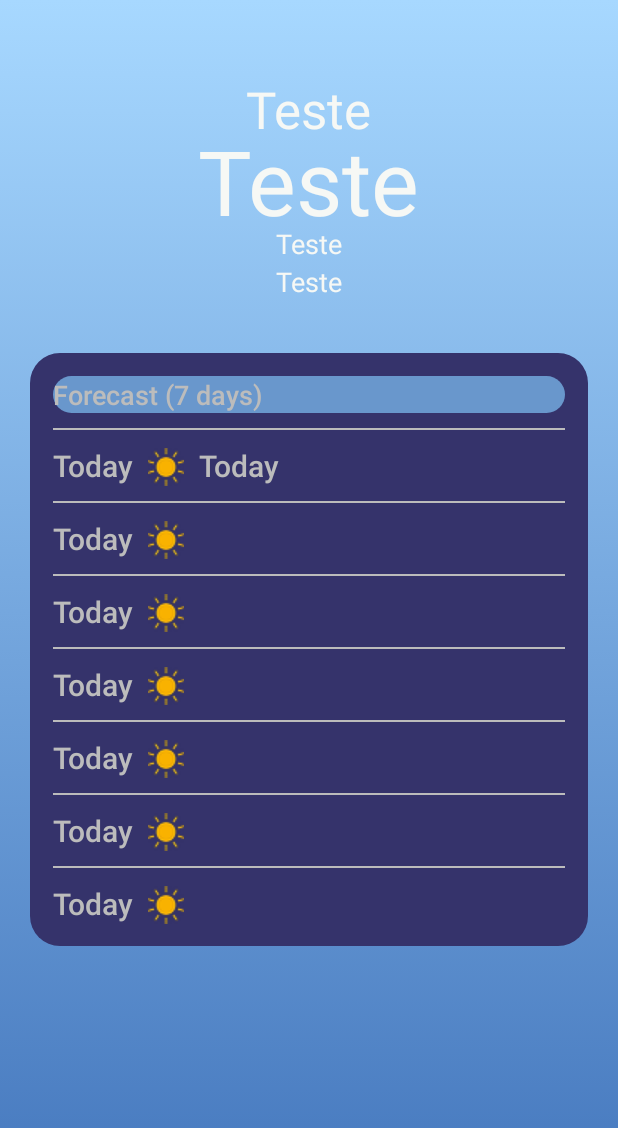
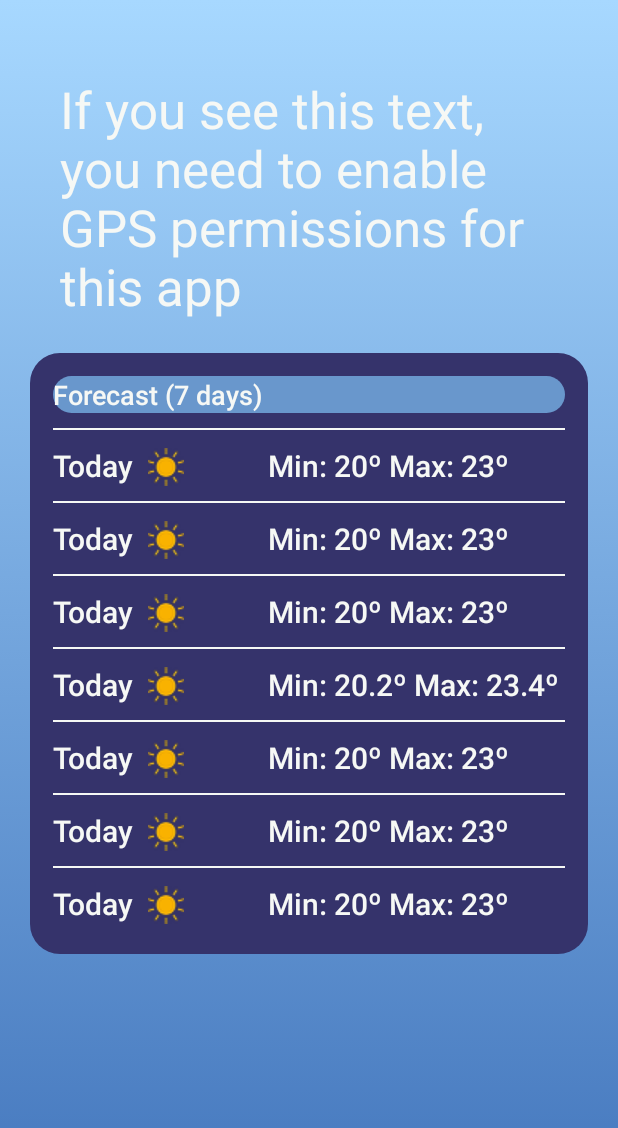
Before and after one commit to aluno23032/WeatherApp, an Android app: the screen it shows after launch (MainActivity), on a phone screen of 412 x 824 dp. Shown: the top 1128 px of the screen. Run offline under Robolectric (Android 15) with nearby library versions, the light colour scheme and no system bars; our stand-ins replace Volley; Roboto replaces fonts that are not available here.

Commit message:
Design quase terminado

```diff
--- a/app/src/main/java/com/example/weatherapp/MainActivity.kt
+++ b/app/src/main/java/com/example/weatherapp/MainActivity.kt
@@ -24,7 +24,7 @@ import java.util.*
 class MainActivity : AppCompatActivity() {
     private var weatherUrl = ""
     private var weatherUrl2 = ""
-    private var apikey = "f44d87def21a4442a82fa73e0fbe4623"
+    private var apikey = "42972b7195ca4ae69e393c77a00f4284"
     private lateinit var city: TextView
     private lateinit var temperature: TextView
     private lateinit var weather: TextView
--- a/app/src/main/res/layout/activity_main.xml
+++ b/app/src/main/res/layout/activity_main.xml
@@ -19,7 +19,7 @@
         android:layout_marginEnd="40dp"
         android:layout_marginBottom="40dp"
         android:fontFamily="sans-serif-thin"
-        android:text="Teste"
+        android:text="@string/nogps"
         android:textColor="#F6F8F5"
         android:textSize="34sp"
         android:textStyle="bold" />
@@ -34,7 +34,6 @@
         android:layout_marginEnd="40dp"
         android:layout_marginBottom="40dp"
         android:fontFamily="sans-serif-thin"
-        android:text="Teste"
         android:textColor="#F6F8F5"
         android:textSize="60sp"
         android:textStyle="bold" />
@@ -49,7 +48,6 @@
         android:layout_marginEnd="40dp"
         android:layout_marginBottom="40dp"
         android:fontFamily="sans-serif-thin"
-        android:text="Teste"
         android:textColor="#F6F8F5"
         android:textSize="18sp"
         android:textStyle="bold" />
@@ -64,212 +62,305 @@
         android:layout_marginEnd="40dp"
         android:layout_marginBottom="40dp"
         android:fontFamily="sans-serif-thin"
-        android:text="Teste"
         android:textColor="#F6F8F5"
         android:textSize="18sp"
         android:textStyle="bold" />
 
     <TableLayout
         android:id="@+id/tableLayout"
-        android:layout_height="395sp"
         android:layout_width="match_parent"
+        android:layout_height="wrap_content"
         android:layout_centerHorizontal="true"
         android:layout_marginStart="20dp"
         android:layout_marginTop="235dp"
         android:layout_marginEnd="20dp"
-        android:layout_marginBottom="40dp"
+        android:layout_marginBottom="0dp"
         android:background="@drawable/rectanglenight"
         android:paddingStart="15sp"
-        android:paddingEnd="15sp"
         android:paddingTop="15sp"
-        tools:ignore="RtlSymmetry">
+        android:paddingEnd="15sp">
+
         <TextView
             android:id="@+id/forecast"
-            android:layout_width="wrap_content"
+            android:layout_width="match_parent"
             android:layout_height="wrap_content"
             android:fontFamily="sans-serif-light"
             android:text="@string/forecast"
-            android:textColor="#bcbcbc"
+            android:textColor="#F6F8F5"
             android:textSize="18sp"
-            android:textStyle="bold"/>
+            android:textStyle="bold" />
+
         <View
+            android:layout_width="match_parent"
+            android:layout_height="1dp"
             android:layout_marginTop="10dp"
             android:layout_marginBottom="10dp"
+            android:background="#F6F8F5" />
+
+        <TableRow>
+
+            <TextView
+                android:id="@+id/day1"
+                android:layout_width="match_parent"
+                android:layout_height="wrap_content"
+                android:fontFamily="sans-serif-light"
+                android:text="@string/today"
+                android:textColor="#F6F8F5"
+                android:textSize="20sp"
+                android:textStyle="bold" />
+
+            <ImageView
+                android:id="@+id/imgday1"
+                android:layout_width="match_parent"
+                android:layout_height="wrap_content"
+                android:layout_marginStart="10dp"
+                android:layout_marginTop="2dp"
+                app:srcCompat="@drawable/sun" />
+
+            <TextView
+                android:id="@+id/peaksday1"
+                android:layout_width="match_parent"
+                android:layout_height="wrap_content"
+                android:layout_marginStart="56dp"
+                android:fontFamily="sans-serif-light"
+                android:text="Min: 20º Max: 23º"
+                android:textColor="#F6F8F5"
+                android:textSize="20sp"
+                android:textStyle="bold" />
+        </TableRow>
+
+        <View
             android:layout_width="match_parent"
             android:layout_height="1dp"
-            android:background="#bcbcbc"/>
+            android:layout_marginTop="10dp"
+            android:layout_marginBottom="10dp"
+            android:background="#F6F8F5" />
+
         <TableRow>
+
             <TextView
-                android:id="@+id/day1"
-                android:layout_width="wrap_content"
+                android:id="@+id/day2"
+                android:layout_width="match_parent"
                 android:layout_height="wrap_content"
                 android:fontFamily="sans-serif-light"
                 android:text="Today"
-                android:textColor="#bcbcbc"
+                android:textColor="#F6F8F5"
                 android:textSize="20sp"
-                android:textStyle="bold"/>
+                android:textStyle="bold" />
 
             <ImageView
-                android:id="@+id/imgday1"
+                android:id="@+id/imgday2"
+                android:layout_width="match_parent"
+                android:layout_height="wrap_content"
                 android:layout_marginStart="10dp"
                 android:layout_marginTop="2dp"
-                android:layout_width="wrap_content"
+                app:srcCompat="@drawable/sun" />
+
+            <TextView
+                android:id="@+id/peaksday2"
+                android:layout_width="match_parent"
                 android:layout_height="wrap_content"
-                app:srcCompat="@drawable/Sun" />
+                android:layout_marginStart="56dp"
+                android:fontFamily="sans-serif-light"
+                android:text="Min: 20º Max: 23º"
+                android:textColor="#F6F8F5"
+                android:textSize="20sp"
+                android:textStyle="bold" />
+        </TableRow>
+
+        <View
+            android:layout_width="match_parent"
+            android:layout_height="1dp"
+            android:layout_marginTop="10dp"
+            android:layout_marginBottom="10dp"
+            android:background="#F6F8F5" />
+
+        <TableRow>
+
             <TextView
-                android:id="@+id/peaksday1"
-                android:layout_marginStart="10dp"
-                android:layout_width="wrap_content"
+                android:id="@+id/day3"
+                android:layout_width="match_parent"
                 android:layout_height="wrap_content"
                 android:fontFamily="sans-serif-light"
                 android:text="Today"
-                android:textColor="#bcbcbc"
+                android:textColor="#F6F8F5"
                 android:textSize="20sp"
-                android:textStyle="bold"/>
+                android:textStyle="bold" />
+
+            <ImageView
+                android:id="@+id/imgday3"
+                android:layout_width="match_parent"
+                android:layout_height="wrap_content"
+                android:layout_marginStart="10dp"
+                android:layout_marginTop="2dp"
+                app:srcCompat="@drawable/sun" />
+
+            <TextView
+                android:id="@+id/peaksday3"
+                android:layout_width="match_parent"
+                android:layout_height="wrap_content"
+                android:layout_marginStart="56dp"
+                android:fontFamily="sans-serif-light"
+                android:text="Min: 20º Max: 23º"
+                android:textColor="#F6F8F5"
+                android:textSize="20sp"
+                android:textStyle="bold" />
         </TableRow>
+
         <View
+            android:layout_width="match_parent"
+            android:layout_height="1dp"
             android:layout_marginTop="10dp"
             android:layout_marginBottom="10dp"
-            android:layout_width="match_parent"
-            android:layout_height="1dp"
-            android:background="#bcbcbc" />
+            android:background="#F6F8F5" />
+
         <TableRow>
+
             <TextView
-                android:id="@+id/day2"
-                android:layout_width="wrap_content"
+                android:id="@+id/day4"
+                android:layout_width="match_parent"
                 android:layout_height="wrap_content"
                 android:fontFamily="sans-serif-light"
                 android:text="Today"
-                android:textColor="#bcbcbc"
+                android:textColor="#F6F8F5"
                 android:textSize="20sp"
-                android:textStyle="bold"/>
+                android:textStyle="bold" />
+
             <ImageView
-                android:id="@+id/imgday2"
+                android:id="@+id/imgday4"
+                android:layout_width="match_parent"
+                android:layout_height="wrap_content"
                 android:layout_marginStart="10dp"
                 android:layout_marginTop="2dp"
-                android:layout_width="wrap_content"
+                app:srcCompat="@drawable/sun" />
+
+            <TextView
+                android:id="@+id/peaksday4"
+                android:layout_width="match_parent"
                 android:layout_height="wrap_content"
-                app:srcCompat="@drawable/Sun" />
+                android:layout_marginStart="56dp"
+                android:fontFamily="sans-serif-light"
+                android:text="Min: 20.2º Max: 23.4º"
+                android:textColor="#F6F8F5"
+                android:textSize="20sp"
+                android:textStyle="bold" />
         </TableRow>
+
         <View
+            android:layout_width="match_parent"
+            android:layout_height="1dp"
             android:layout_marginTop="10dp"
             android:layout_marginBottom="10dp"
-            android:layout_width="match_parent"
-            android:layout_height="1dp"
-            android:background="#bcbcbc" />
+            android:background="#F6F8F5" />
+
         <TableRow>
+
             <TextView
-                android:id="@+id/day3"
-                android:layout_width="wrap_content"
+                android:id="@+id/day5"
+                android:layout_width="match_parent"
                 android:layout_height="wrap_content"
                 android:fontFamily="sans-serif-light"
                 android:text="Today"
-                android:textColor="#bcbcbc"
+                android:textColor="#F6F8F5"
                 android:textSize="20sp"
-                android:textStyle="bold"/>
+                android:textStyle="bold" />
+
             <ImageView
-                android:id="@+id/imgday3"
+                android:id="@+id/imgday5"
+                android:layout_width="match_parent"
+                android:layout_height="wrap_content"
                 android:layout_marginStart="10dp"
                 android:layout_marginTop="2dp"
-                android:layout_width="wrap_content"
+                app:srcCompat="@drawable/sun" />
+
+            <TextView
+                android:id="@+id/peaksday5"
+                android:layout_width="match_parent"
                 android:layout_height="wrap_content"
-                app:srcCompat="@drawable/Sun" />
+                android:layout_marginStart="56dp"
+                android:fontFamily="sans-serif-light"
+                android:text="Min: 20º Max: 23º"
+                android:textColor="#F6F8F5"
+                android:textSize="20sp"
+                android:textStyle="bold" />
         </TableRow>
+
         <View
+            android:layout_width="match_parent"
+            android:layout_height="1dp"
             android:layout_marginTop="10dp"
             android:layout_marginBottom="10dp"
-            android:layout_width="match_parent"
-            android:layout_height="1dp"
-            android:background="#bcbcbc" />
+            android:background="#F6F8F5" />
+
         <TableRow>
+
             <TextView
-                android:id="@+id/day4"
-                android:layout_width="wrap_content"
+                android:id="@+id/day6"
+                android:layout_width="match_parent"
                 android:layout_height="wrap_content"
                 android:fontFamily="sans-serif-light"
                 android:text="Today"
-                android:textColor="#bcbcbc"
+                android:textColor="#F6F8F5"
                 android:textSize="20sp"
-                android:textStyle="bold"/>
+                android:textStyle="bold" />
+
             <ImageView
-                android:id="@+id/imgday4"
+                android:id="@+id/imgday6"
+                android:layout_width="match_parent"
+                android:layout_height="wrap_content"
                 android:layout_marginStart="10dp"
                 android:layout_marginTop="2dp"
-                android:layout_width="wrap_content"
+                app:srcCompat="@drawable/sun" />
+
+            <TextView
+                android:id="@+id/peaksday6"
+                android:layout_width="match_parent"
                 android:layout_height="wrap_content"
-                app:srcCompat="@drawable/Sun" />
+                android:layout_marginStart="56dp"
+                android:fontFamily="sans-serif-light"
+                android:text="Min: 20º Max: 23º"
+                android:textColor="#F6F8F5"
+                android:textSize="20sp"
+                android:textStyle="bold" />
         </TableRow>
+
         <View
+            android:layout_width="match_parent"
+            android:layout_height="1dp"
             android:layout_marginTop="10dp"
             android:layout_marginBottom="10dp"
-            android:layout_width="match_parent"
-            android:layout_height="1dp"
-            android:background="#bcbcbc" />
-        <TableRow>
+            android:background="#F6F8F5" />
+
+        <TableRow
+            android:layout_marginBottom="20sp">
             <TextView
-                android:id="@+id/day5"
-                android:layout_width="wrap_content"
+                android:id="@+id/day7"
+                android:layout_width="match_parent"
                 android:layout_height="wrap_content"
                 android:fontFamily="sans-serif-light"
                 android:text="Today"
-                android:textColor="#bcbcbc"
+                android:textColor="#F6F8F5"
                 android:textSize="20sp"
-                android:textStyle="bold"/>
+                android:textStyle="bold" />
+
             <ImageView
-                android:id="@+id/imgday5"
+                android:id="@+id/imgday7"
+                android:layout_width="match_parent"
+                android:layout_height="wrap_content"
                 android:layout_marginStart="10dp"
                 android:layout_marginTop="2dp"
-                android:layout_width="wrap_content"
+                app:srcCompat="@drawable/sun" />
+
+            <TextView
+                android:id="@+id/peaksday7"
+                android:layout_width="match_parent"
                 android:layout_height="wrap_content"
-                app:srcCompat="@drawable/Sun" />
-        </TableRow>
-        <View
-            android:layout_marginTop="10dp"
-            android:layout_marginBottom="10dp"
-            android:layout_width="match_parent"
-            android:layout_height="1dp"
-            android:background="#bcbcbc" />
-        <TableRow>
-            <TextView
-                android:id="@+id/day6"
-                android:layout_width="wrap_content"
-                android:layout_height="wrap_content"
+                android:layout_marginStart="56dp"
                 android:fontFamily="sans-serif-light"
-                android:text="Today"
-                android:textColor="#bcbcbc"
+                android:text="Min: 20º Max: 23º"
+                android:textColor="#F6F8F5"
                 android:textSize="20sp"
-                android:textStyle="bold"/>
-            <ImageView
-                android:id="@+id/imgday6"
-                android:layout_marginStart="10dp"
-                android:layout_marginTop="2dp"
-                android:layout_width="wrap_content"
-                android:layout_height="wrap_content"
-                app:srcCompat="@drawable/Sun" />
-        </TableRow>
-        <View
-            android:layout_marginTop="10dp"
-            android:layout_marginBottom="10dp"
-            android:layout_width="match_parent"
-            android:layout_height="1dp"
-            android:background="#bcbcbc" />
-        <TableRow>
-            <TextView
-                android:id="@+id/day7"
-                android:layout_width="wrap_content"
-                android:layout_height="wrap_content"
-                android:fontFamily="sans-serif-light"
-                android:text="Today"
-                android:textColor="#bcbcbc"
-                android:textSize="20sp"
-                android:textStyle="bold"/>
-            <ImageView
-                android:id="@+id/imgday7"
-                android:layout_marginStart="10dp"
-                android:layout_marginTop="2dp"
-                android:layout_width="wrap_content"
-                android:layout_height="wrap_content"
-                app:srcCompat="@drawable/Sun" />
+                android:textStyle="bold" />
         </TableRow>
     </TableLayout>
 </RelativeLayout>
--- a/app/src/main/res/values/strings.xml
+++ b/app/src/main/res/values/strings.xml
@@ -4,4 +4,13 @@
     <string name="error">Something went wrong!</string>
     <string name="peaks" translatable="false">Min.:%1$sº Max.:%2$sº</string>
     <string name="forecast">Forecast (7 days)</string>
+    <string name="today">Today</string>
+    <string name="monday">Mon. </string>
+    <string name="tuesday">Tue. </string>
+    <string name="wednesday">Wed. </string>
+    <string name="thursday">Thu. </string>
+    <string name="friday">Fri. </string>
+    <string name="saturday">Sat. </string>
+    <string name="sunday">Sun. </string>
+    <string name="nogps">If you see this text, you need to enable GPS permissions for this app</string>
 </resources>
```
Also changed, not shown: app/src/main/res/drawable/clouds.png (added), app/src/main/res/drawable/snow.png (added), app/src/main/res/drawable/sun.png (renamed from app/src/main/res/drawable/Sun.png), 1 other file.
